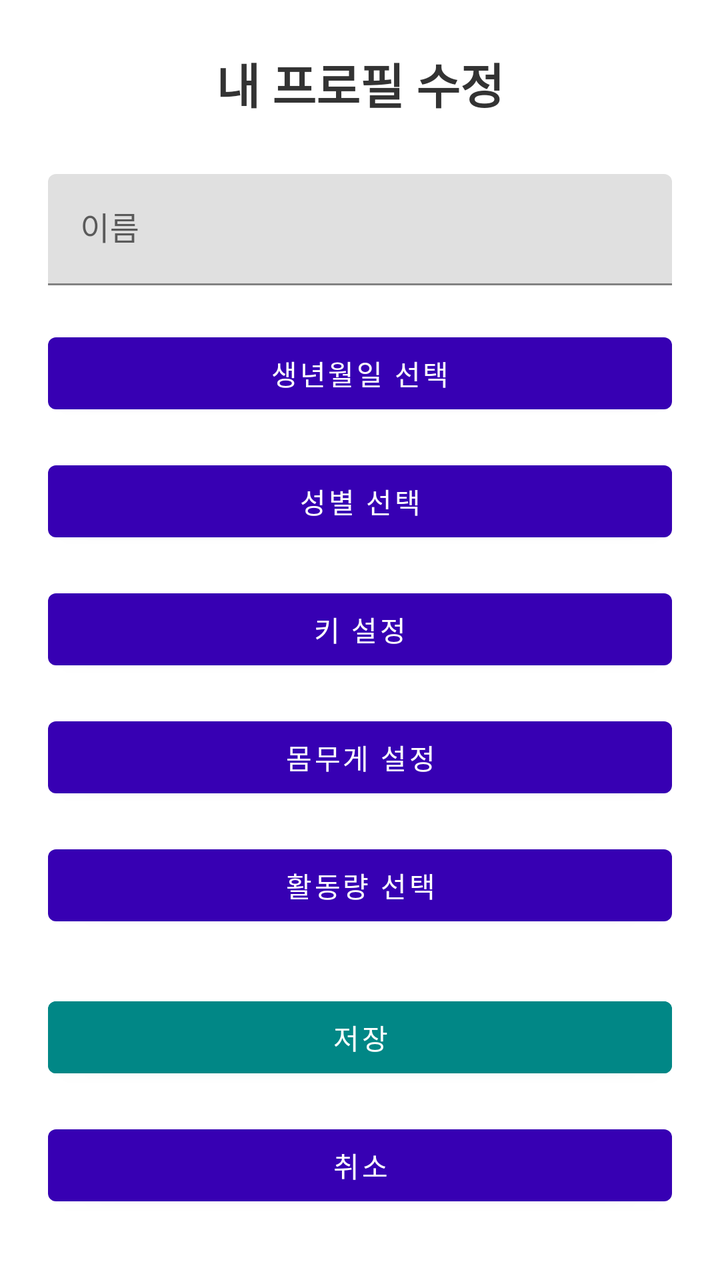
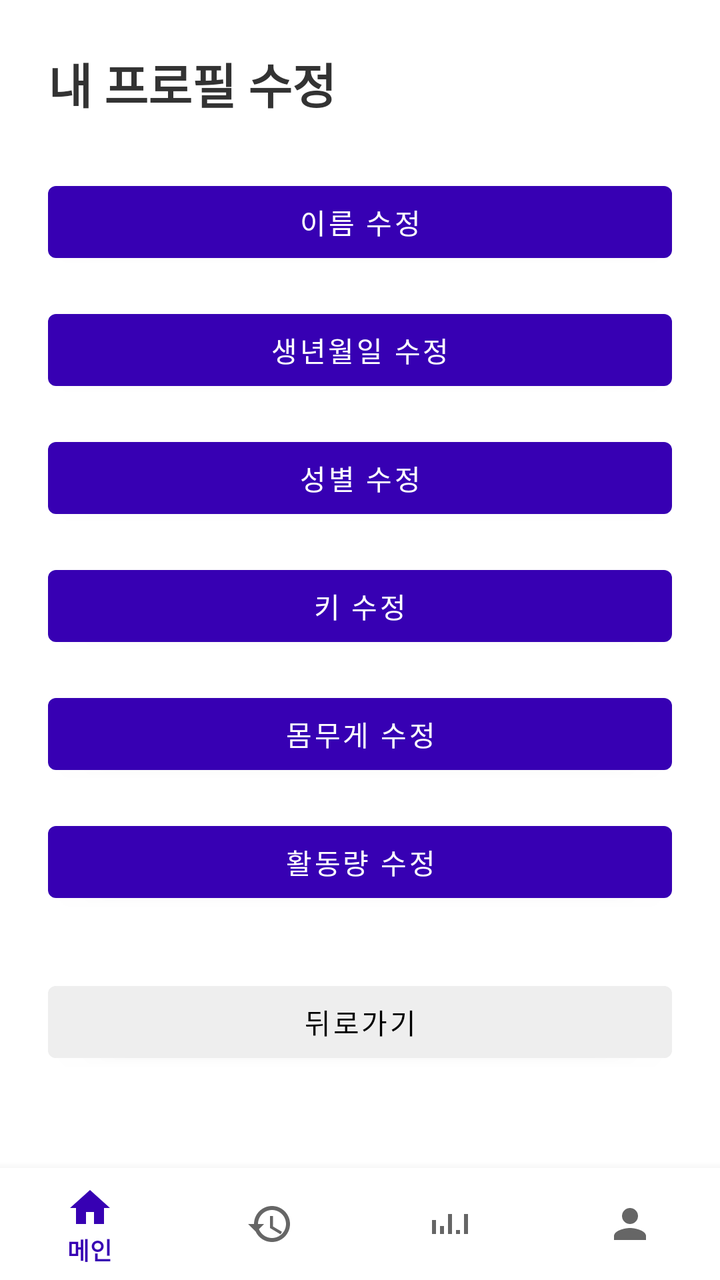

Two renders of the same Android screen: before a commit and after it. Below are the layout's source before the change and the commit's diff.
<!-- AndroidManifest.xml: application theme Theme.GJGN -->
<!-- res/layout/activity_profile_edit.xml -->
<?xml version="1.0" encoding="utf-8"?>
<ScrollView xmlns:android="http://schemas.android.com/apk/res/android"
    android:layout_width="match_parent"
    android:layout_height="match_parent"
    android:fillViewport="true">

    <LinearLayout
        android:layout_width="match_parent"
        android:layout_height="wrap_content"
        android:padding="24dp"
        android:orientation="vertical"
        android:gravity="top|center_horizontal">

        <TextView
            android:id="@+id/tvTitle"
            android:text="내 프로필 수정"
            android:textSize="24sp"
            android:textStyle="bold"
            android:textColor="#333333"
            android:layout_marginBottom="28dp"
            android:layout_width="wrap_content"
            android:layout_height="wrap_content"/>

        <com.google.android.material.textfield.TextInputLayout
            android:id="@+id/layoutName"
            android:layout_width="match_parent"
            android:layout_height="wrap_content"
            android:hint="이름"
            android:layout_marginBottom="20dp">

            <com.google.android.material.textfield.TextInputEditText
                android:id="@+id/etName"
                android:inputType="textPersonName"
                android:layout_width="match_parent"
                android:layout_height="wrap_content"/>
        </com.google.android.material.textfield.TextInputLayout>

        <com.google.android.material.button.MaterialButton
            android:id="@+id/btnBirth"
            android:text="생년월일 선택"
            android:layout_marginBottom="16dp"
            android:layout_width="match_parent"
            android:layout_height="wrap_content"/>

        <com.google.android.material.button.MaterialButton
            android:id="@+id/btnGender"
            android:text="성별 선택"
            android:layout_marginBottom="16dp"
            android:layout_width="match_parent"
            android:layout_height="wrap_content"/>

        <com.google.android.material.button.MaterialButton
            android:id="@+id/btnSetHeight"
            android:text="키 설정"
            android:layout_marginBottom="16dp"
            android:layout_width="match_parent"
            android:layout_height="wrap_content"/>

        <com.google.android.material.button.MaterialButton
            android:id="@+id/btnSetWeight"
            android:text="몸무게 설정"
            android:layout_marginBottom="16dp"
            android:layout_width="match_parent"
            android:layout_height="wrap_content"/>

        <com.google.android.material.button.MaterialButton
            android:id="@+id/btnActivityLevel"
            android:text="활동량 선택"
            android:layout_marginBottom="28dp"
            android:layout_width="match_parent"
            android:layout_height="wrap_content"/>

        <com.google.android.material.button.MaterialButton
            android:id="@+id/btnSave"
            android:text="저장"
            android:backgroundTint="@color/teal_700"
            android:textColor="@android:color/white"
            android:layout_marginBottom="16dp"
            android:layout_width="match_parent"
            android:layout_height="wrap_content"/>

        <com.google.android.material.button.MaterialButton
            android:id="@+id/btnCancel"
            android:text="취소"
            android:layout_width="match_parent"
            android:layout_height="wrap_content"/>

    </LinearLayout>
</ScrollView>
<!-- resources referenced by this layout -->
<resources>
  <color name="teal_700">#FF018786</color>
  <style name="Theme.GJGN" parent="Theme.MaterialComponents.DayNight.NoActionBar">
          
          <item name="colorPrimary">@color/purple_700</item>
          <item name="colorPrimaryVariant">@color/purple_700</item>
          <item name="colorOnPrimary">@android:color/white</item>
          <item name="colorSecondary">@color/teal_700</item>
          <item name="android:windowMinWidthMajor">320dp</item>
          <item name="android:windowMinWidthMinor">320dp</item>
      </style>
  <color name="purple_700">#FF3700B3</color>
</resources>

<!-- the commit's change to res/layout/activity_profile_edit.xml (unified diff, before → after) -->
@@ -1,89 +1,94 @@
 <?xml version="1.0" encoding="utf-8"?>
-<ScrollView xmlns:android="http://schemas.android.com/apk/res/android"
+<androidx.coordinatorlayout.widget.CoordinatorLayout
+    xmlns:android="http://schemas.android.com/apk/res/android"
+    xmlns:app="http://schemas.android.com/apk/res-auto"
     android:layout_width="match_parent"
-    android:layout_height="match_parent"
-    android:fillViewport="true">
+    android:layout_height="match_parent">
 
-    <LinearLayout
+    <ScrollView
+        android:layout_width="match_parent"
+        android:layout_height="match_parent"
+        android:padding="24dp"
+        android:paddingBottom="120dp"
+        android:fillViewport="true">
+
+        <LinearLayout
+            android:layout_width="match_parent"
+            android:layout_height="wrap_content"
+            android:orientation="vertical">
+
+            
+            <TextView
+                android:id="@+id/tvTitle"
+                android:text="내 프로필 수정"
+                android:textSize="24sp"
+                android:textStyle="bold"
+                android:textColor="#333333"
+                android:layout_marginBottom="28dp"
+                android:layout_width="wrap_content"
+                android:layout_height="wrap_content"/>
+
+            
+            <com.google.android.material.button.MaterialButton
+                android:id="@+id/btnEditName"
+                android:text="이름 수정"
+                android:layout_width="match_parent"
+                android:layout_height="wrap_content"
+                android:layout_marginBottom="16dp"/>
+
+            <com.google.android.material.button.MaterialButton
+                android:id="@+id/btnEditBirth"
+                android:text="생년월일 수정"
+                android:layout_width="match_parent"
+                android:layout_height="wrap_content"
+                android:layout_marginBottom="16dp"/>
+
+            <com.google.android.material.button.MaterialButton
+                android:id="@+id/btnEditGender"
+                android:text="성별 수정"
+                android:layout_width="match_parent"
+                android:layout_height="wrap_content"
+                android:layout_marginBottom="16dp"/>
+
+            <com.google.android.material.button.MaterialButton
+                android:id="@+id/btnEditHeight"
+                android:text="키 수정"
+                android:layout_width="match_parent"
+                android:layout_height="wrap_content"
+                android:layout_marginBottom="16dp"/>
+
+            <com.google.android.material.button.MaterialButton
+                android:id="@+id/btnEditWeight"
+                android:text="몸무게 수정"
+                android:layout_width="match_parent"
+                android:layout_height="wrap_content"
+                android:layout_marginBottom="16dp"/>
+
+            <com.google.android.material.button.MaterialButton
+                android:id="@+id/btnEditActivity"
+                android:text="활동량 수정"
+                android:layout_width="match_parent"
+                android:layout_height="wrap_content"
+                android:layout_marginBottom="32dp"/>
+
+            
+            <com.google.android.material.button.MaterialButton
+                android:id="@+id/btnBack"
+                android:text="뒤로가기"
+                android:layout_width="match_parent"
+                android:layout_height="wrap_content"
+                android:backgroundTint="@color/gray_light"
+                android:textColor="@android:color/black"
+                android:layout_marginBottom="20dp"/>
+
+        </LinearLayout>
+    </ScrollView>
+
+    
+    <com.google.android.material.bottomnavigation.BottomNavigationView
+        android:id="@+id/bottomNavigationView"
         android:layout_width="match_parent"
         android:layout_height="wrap_content"
-        android:padding="24dp"
-        android:orientation="vertical"
-        android:gravity="top|center_horizontal">
-
-        <TextView
-            android:id="@+id/tvTitle"
-            android:text="내 프로필 수정"
-            android:textSize="24sp"
-            android:textStyle="bold"
-            android:textColor="#333333"
-            android:layout_marginBottom="28dp"
-            android:layout_width="wrap_content"
-            android:layout_height="wrap_content"/>
-
-        <com.google.android.material.textfield.TextInputLayout
-            android:id="@+id/layoutName"
-            android:layout_width="match_parent"
-            android:layout_height="wrap_content"
-            android:hint="이름"
-            android:layout_marginBottom="20dp">
-
-            <com.google.android.material.textfield.TextInputEditText
-                android:id="@+id/etName"
-                android:inputType="textPersonName"
-                android:layout_width="match_parent"
-                android:layout_height="wrap_content"/>
-        </com.google.android.material.textfield.TextInputLayout>
-
-        <com.google.android.material.button.MaterialButton
-            android:id="@+id/btnBirth"
-            android:text="생년월일 선택"
-            android:layout_marginBottom="16dp"
-            android:layout_width="match_parent"
-            android:layout_height="wrap_content"/>
-
-        <com.google.android.material.button.MaterialButton
-            android:id="@+id/btnGender"
-            android:text="성별 선택"
-            android:layout_marginBottom="16dp"
-            android:layout_width="match_parent"
-            android:layout_height="wrap_content"/>
-
-        <com.google.android.material.button.MaterialButton
-            android:id="@+id/btnSetHeight"
-            android:text="키 설정"
-            android:layout_marginBottom="16dp"
-            android:layout_width="match_parent"
-            android:layout_height="wrap_content"/>
-
-        <com.google.android.material.button.MaterialButton
-            android:id="@+id/btnSetWeight"
-            android:text="몸무게 설정"
-            android:layout_marginBottom="16dp"
-            android:layout_width="match_parent"
-            android:layout_height="wrap_content"/>
-
-        <com.google.android.material.button.MaterialButton
-            android:id="@+id/btnActivityLevel"
-            android:text="활동량 선택"
-            android:layout_marginBottom="28dp"
-            android:layout_width="match_parent"
-            android:layout_height="wrap_content"/>
-
-        <com.google.android.material.button.MaterialButton
-            android:id="@+id/btnSave"
-            android:text="저장"
-            android:backgroundTint="@color/teal_700"
-            android:textColor="@android:color/white"
-            android:layout_marginBottom="16dp"
-            android:layout_width="match_parent"
-            android:layout_height="wrap_content"/>
-
-        <com.google.android.material.button.MaterialButton
-            android:id="@+id/btnCancel"
-            android:text="취소"
-            android:layout_width="match_parent"
-            android:layout_height="wrap_content"/>
-
-    </LinearLayout>
-</ScrollView>
+        android:layout_gravity="bottom"
+        app:menu="@menu/bottom_nav_menu"/>
+</androidx.coordinatorlayout.widget.CoordinatorLayout>
<!-- resource entries referenced after the edit -->
@@ -1,5 +1,6 @@
 <!-- resources referenced by this layout -->
 <resources>
+  <color name="gray_light">#EEEEEE</color>
   <color name="teal_700">#FF018786</color>
   <style name="Theme.GJGN" parent="Theme.MaterialComponents.DayNight.NoActionBar">
           
